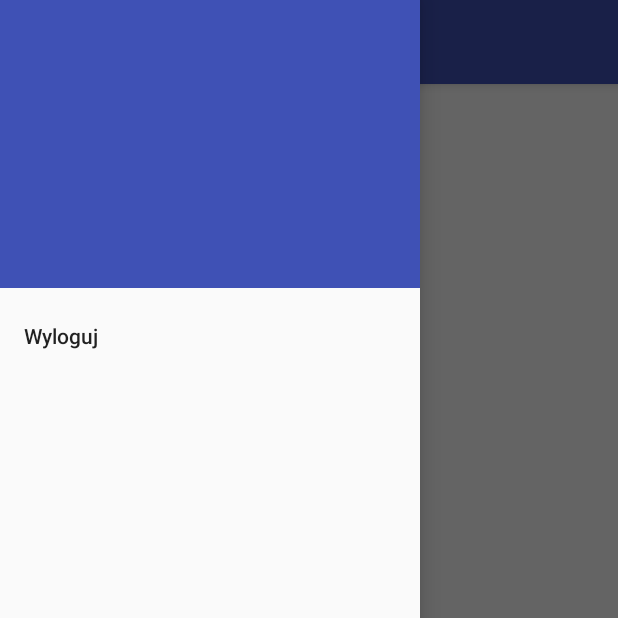
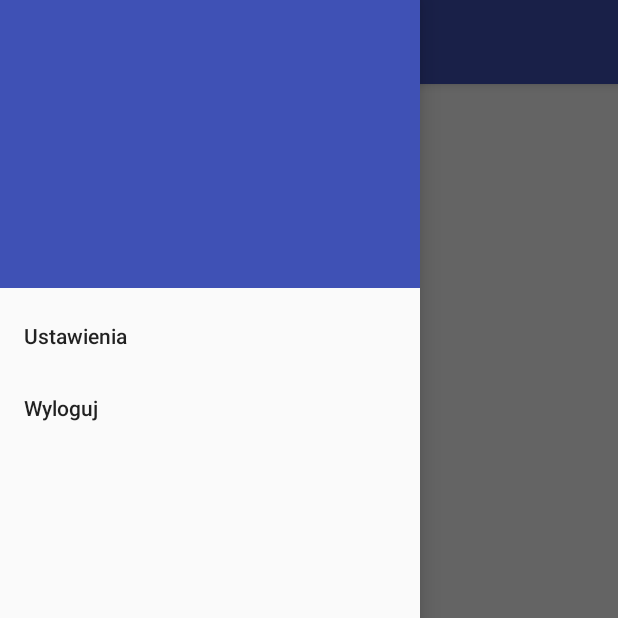
Before and after one commit to PanelistTeam/panelist-pancake, an Android app: the MainActivity screen opened directly, with no data from a screen before it, with the side drawer open, on a phone screen of 412 x 824 dp, the top half of it. Run offline under Robolectric (Android 15) with nearby library versions, the phone set to English and light mode, and no system bars.

Commit message:
Improve navigation drawer

```diff
--- a/app/src/main/res/menu/drawer_menu.xml
+++ b/app/src/main/res/menu/drawer_menu.xml
@@ -4,7 +4,10 @@
 	android:layout_width="wrap_content">
 	<group android:checkableBehavior="single">
 		<item
-			android:id="@+id/logoutItem"
-			android:title="@string/wyloguj" />
+			android:id="@+id/settings_item"
+			android:title="@string/settings" />
+		<item
+			android:id="@+id/logout_item"
+			android:title="@string/logout" />
 	</group>
 </menu>
--- a/app/src/main/res/values/strings.xml
+++ b/app/src/main/res/values/strings.xml
@@ -15,7 +15,10 @@
 	<string name="witaj_w_panelist">WITAJ W PANELIST</string>
 	<string name="getUserNameText">Podaj nazwę użytkownika</string>
 	<string name="goButton">Go</string>
-	<string name="wyloguj">Wyloguj</string>
+
+	<!-- drawer_menu -->
+	<string name="settings">Ustawienia</string>
+	<string name="logout">Wyloguj</string>
 
 	<!-- WelcomeFragment -->
 	<string name="instruction">Witaj w Panelist! Naciśnij przycisk u dołu ekranu, aby dołączyć do pokoju, bądź utworzyć własny.</string>
```
Also changed, not shown: app/src/main/java/app/panelist/pancake/MainActivity.java (+29 -9 lines).
